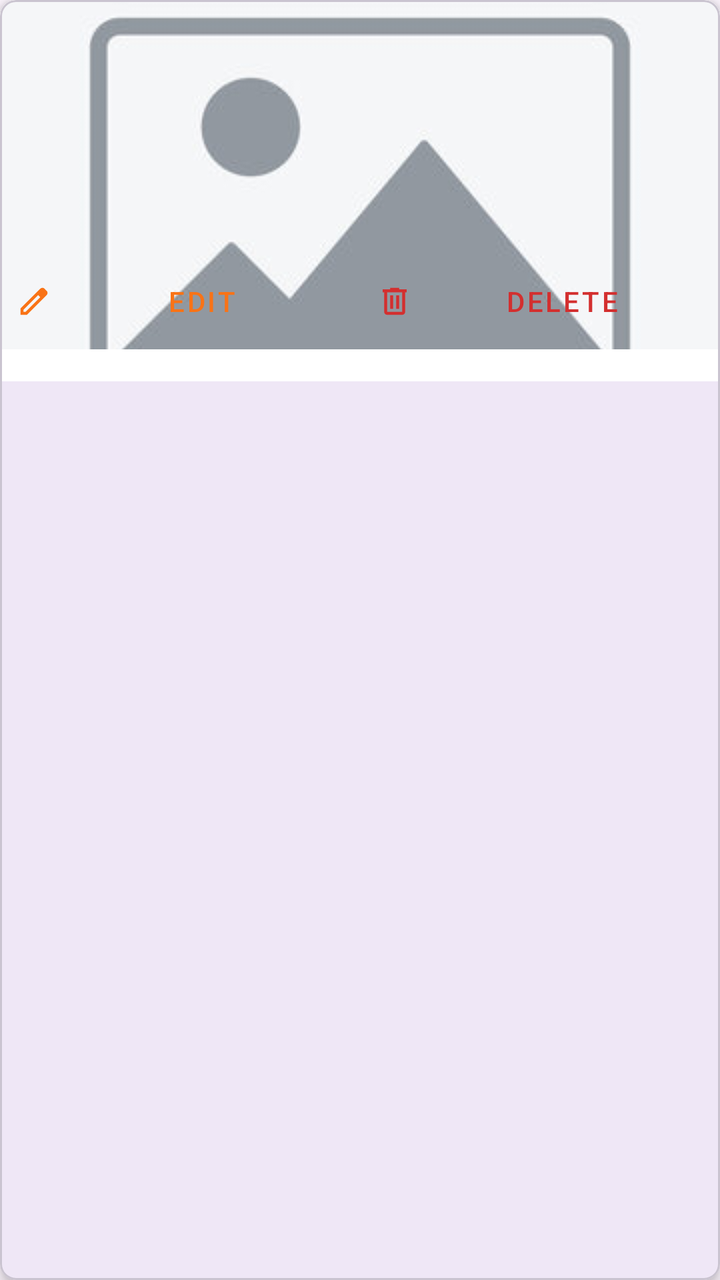
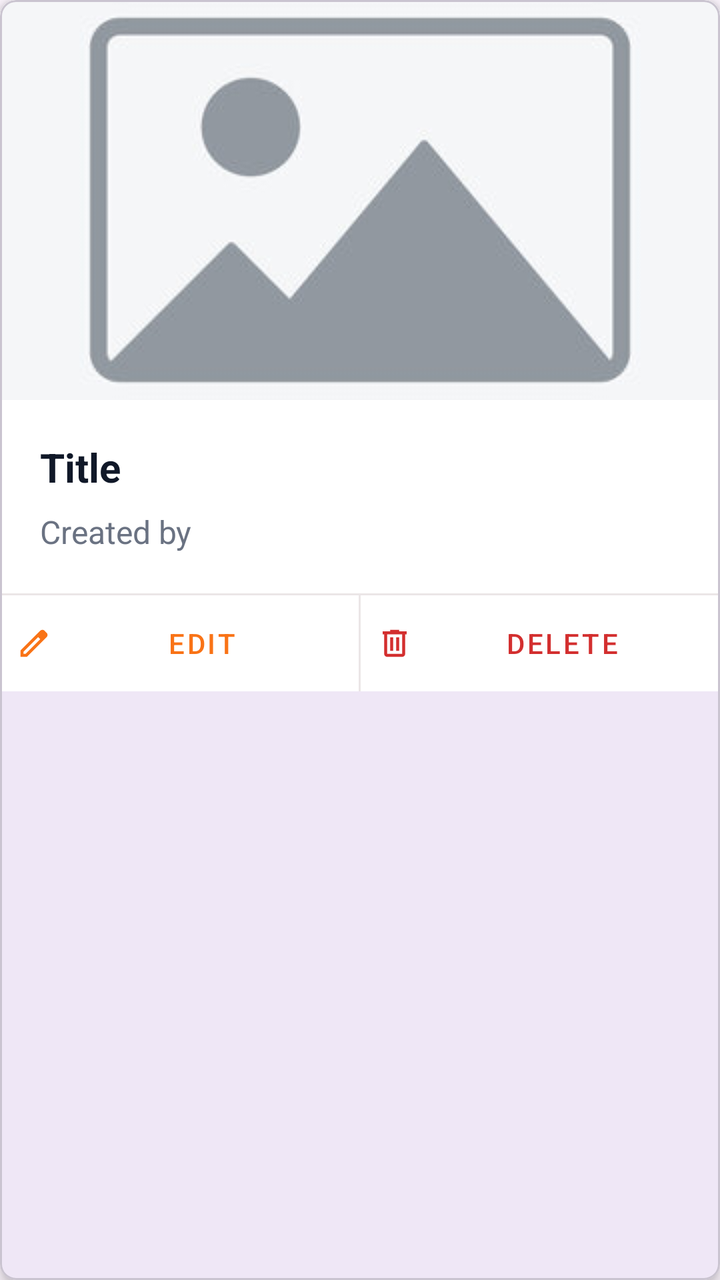

Screens rendered from an Android XML layout before and after an edit, with the pre-edit source and the edit as a unified diff.
<!-- AndroidManifest.xml: application theme Theme.Plateful -->
<!-- res/layout/recipe_row_layout.xml -->
<?xml version="1.0" encoding="utf-8"?>
<com.google.android.material.card.MaterialCardView xmlns:android="http://schemas.android.com/apk/res/android"
    xmlns:app="http://schemas.android.com/apk/res-auto"
    android:layout_width="match_parent"
    android:layout_height="wrap_content"
    android:layout_margin="8dp"
    app:cardCornerRadius="8dp"
    app:cardElevation="4dp">

    <androidx.constraintlayout.widget.ConstraintLayout
        android:layout_width="match_parent"
        android:layout_height="wrap_content"
        android:background="@color/white"
        android:paddingBottom="16dp">

        <com.google.android.material.imageview.ShapeableImageView
            android:id="@+id/recipe_image_view"
            android:layout_width="0dp"
            android:layout_height="200dp"
            android:layout_marginBottom="4dp"
            android:contentDescription="@string/title"
            android:scaleType="centerCrop"
            app:layout_constraintBottom_toBottomOf="parent"
            app:layout_constraintEnd_toEndOf="parent"
            app:layout_constraintHorizontal_bias="0.0"
            app:layout_constraintStart_toStartOf="parent"
            app:layout_constraintTop_toTopOf="parent"
            app:layout_constraintVertical_bias="0.003"
            app:srcCompat="@drawable/image_placeholder" />

        <com.google.android.material.textview.MaterialTextView
            android:id="@+id/recipe_title_text_view"
            android:layout_width="0dp"
            android:layout_height="wrap_content"
            android:layout_marginStart="20dp"
            android:layout_marginTop="20dp"
            android:text="@string/title"
            android:textColor="@color/black"
            android:textSize="20sp"
            android:textStyle="bold"
            app:layout_constraintStart_toStartOf="parent"
            app:layout_constraintTop_toBottomOf="@+id/recipe_image_view" />

        <com.google.android.material.textview.MaterialTextView
            android:id="@+id/recipe_creator_text_view"
            android:layout_width="wrap_content"
            android:layout_height="wrap_content"
            android:layout_marginTop="20dp"
            android:layout_marginBottom="20dp"
            android:text="@string/created_by"
            android:textSize="16sp"
            android:textColor="@color/midGray"
            app:layout_constraintBottom_toBottomOf="parent"
            app:layout_constraintStart_toStartOf="@+id/recipe_title_text_view"
            app:layout_constraintTop_toBottomOf="@+id/recipe_title_text_view" />

        <View
            android:id="@+id/edit_delete_divider"
            android:layout_width="match_parent"
            android:layout_height="1dp"
            android:background="@color/divider"
            app:layout_constraintBottom_toTopOf="@+id/buttons_container"
            app:layout_constraintTop_toBottomOf="@id/recipe_creator_text_view" />

        <LinearLayout
            android:id="@+id/buttons_container"
            android:layout_width="match_parent"
            android:layout_height="48dp"
            android:orientation="horizontal"
            app:layout_constraintBottom_toBottomOf="parent"
            app:layout_constraintEnd_toEndOf="parent"
            app:layout_constraintStart_toStartOf="parent">

            <com.google.android.material.button.MaterialButton
                android:id="@+id/recipe_edit_btn"
                style="@style/Widget.MaterialComponents.Button.TextButton"
                android:layout_width="0dp"
                android:layout_height="match_parent"
                android:layout_weight="1"
                android:text="@string/edit"
                android:textColor="@color/orange"
                app:icon="@drawable/ic_edit"
                app:iconTint="@color/orange"/>

            <View
                android:layout_width="1dp"
                android:layout_height="match_parent"
                android:background="@color/divider" />

            <com.google.android.material.button.MaterialButton
                android:id="@+id/recipe_delete_btn"
                style="@style/Widget.MaterialComponents.Button.TextButton"
                android:layout_width="0dp"
                android:layout_height="match_parent"
                android:layout_weight="1"
                android:text="@string/delete"
                android:textColor="@color/red"
                app:icon="@drawable/ic_delete"
                app:iconTint="@color/red" />
        </LinearLayout>

    </androidx.constraintlayout.widget.ConstraintLayout>

</com.google.android.material.card.MaterialCardView>
<!-- resources referenced by this layout -->
<resources>
  <color name="black">#101828</color>
  <color name="midGray">#6a7282</color>
  <color name="orange">#f97316</color>
  <color name="red">#D32F2F</color>
  <color name="white">#FFFFFFFF</color>
  <!-- drawable ic_delete (drawable) -->
  <vector xmlns:android="http://schemas.android.com/apk/res/android"
      android:width="24dp"
      android:height="24dp"
      android:viewportWidth="960"
      android:viewportHeight="960"
      android:tint="?attr/colorControlNormal">
    <path
        android:fillColor="@android:color/white"
        android:pathData="M280,840Q247,840 223.5,816.5Q200,793 200,760L200,240L160,240L160,160L360,160L360,120L600,120L600,160L800,160L800,240L760,240L760,760Q760,793 736.5,816.5Q713,840 680,840L280,840ZM680,240L280,240L280,760Q280,760 280,760Q280,760 280,760L680,760Q680,760 680,760Q680,760 680,760L680,240ZM360,680L440,680L440,320L360,320L360,680ZM520,680L600,680L600,320L520,320L520,680ZM280,240L280,240L280,760Q280,760 280,760Q280,760 280,760L280,760Q280,760 280,760Q280,760 280,760L280,240Z"/>
  </vector>
  <!-- drawable ic_edit (drawable) -->
  <vector xmlns:android="http://schemas.android.com/apk/res/android"
      android:width="24dp"
      android:height="24dp"
      android:viewportWidth="960"
      android:viewportHeight="960"
      android:tint="?attr/colorControlNormal">
    <path
        android:fillColor="@android:color/white"
        android:pathData="M200,760L257,760L648,369L591,312L200,703L200,760ZM120,840L120,670L648,143Q660,132 674.5,126Q689,120 705,120Q721,120 736,126Q751,132 762,144L817,200Q829,211 834.5,226Q840,241 840,256Q840,272 834.5,286.5Q829,301 817,313L290,840L120,840ZM760,256L760,256L704,200L704,200L760,256ZM619,341L591,312L591,312L648,369L648,369L619,341Z"/>
  </vector>
  <!-- drawable image_placeholder: jpg bitmap (drawable, 10448 bytes) -->
  <string name="created_by">Created by</string>
  <string name="delete">Delete</string>
  <string name="edit">Edit</string>
  <string name="title">Title</string>
  <style name="Theme.Plateful" parent="Base.Theme.Plateful" />
  <style name="Base.Theme.Plateful" parent="Theme.Material3.DayNight.NoActionBar">
          
          
      </style>
</resources>

<!-- the commit's change to res/layout/recipe_row_layout.xml (unified diff, before → after) -->
@@ -10,22 +10,17 @@
     <androidx.constraintlayout.widget.ConstraintLayout
         android:layout_width="match_parent"
         android:layout_height="wrap_content"
-        android:background="@color/white"
-        android:paddingBottom="16dp">
+        android:background="@color/white">
 
         <com.google.android.material.imageview.ShapeableImageView
             android:id="@+id/recipe_image_view"
             android:layout_width="0dp"
             android:layout_height="200dp"
-            android:layout_marginBottom="4dp"
             android:contentDescription="@string/title"
             android:scaleType="centerCrop"
-            app:layout_constraintBottom_toBottomOf="parent"
             app:layout_constraintEnd_toEndOf="parent"
-            app:layout_constraintHorizontal_bias="0.0"
             app:layout_constraintStart_toStartOf="parent"
             app:layout_constraintTop_toTopOf="parent"
-            app:layout_constraintVertical_bias="0.003"
             app:srcCompat="@drawable/image_placeholder" />
 
         <com.google.android.material.textview.MaterialTextView
@@ -45,12 +40,11 @@
             android:id="@+id/recipe_creator_text_view"
             android:layout_width="wrap_content"
             android:layout_height="wrap_content"
-            android:layout_marginTop="20dp"
+            android:layout_marginTop="8dp"
             android:layout_marginBottom="20dp"
             android:text="@string/created_by"
+            android:textColor="@color/midGray"
             android:textSize="16sp"
-            android:textColor="@color/midGray"
-            app:layout_constraintBottom_toBottomOf="parent"
             app:layout_constraintStart_toStartOf="@+id/recipe_title_text_view"
             app:layout_constraintTop_toBottomOf="@+id/recipe_title_text_view" />
 
@@ -58,8 +52,8 @@
             android:id="@+id/edit_delete_divider"
             android:layout_width="match_parent"
             android:layout_height="1dp"
-            android:background="@color/divider"
-            app:layout_constraintBottom_toTopOf="@+id/buttons_container"
+            android:layout_marginTop="20dp"
+            android:background="@color/border"
             app:layout_constraintTop_toBottomOf="@id/recipe_creator_text_view" />
 
         <LinearLayout
@@ -69,7 +63,8 @@
             android:orientation="horizontal"
             app:layout_constraintBottom_toBottomOf="parent"
             app:layout_constraintEnd_toEndOf="parent"
-            app:layout_constraintStart_toStartOf="parent">
+            app:layout_constraintStart_toStartOf="parent"
+            app:layout_constraintTop_toBottomOf="@+id/edit_delete_divider">
 
             <com.google.android.material.button.MaterialButton
                 android:id="@+id/recipe_edit_btn"
@@ -80,12 +75,12 @@
                 android:text="@string/edit"
                 android:textColor="@color/orange"
                 app:icon="@drawable/ic_edit"
-                app:iconTint="@color/orange"/>
+                app:iconTint="@color/orange" />
 
             <View
                 android:layout_width="1dp"
                 android:layout_height="match_parent"
-                android:background="@color/divider" />
+                android:background="@color/border" />
 
             <com.google.android.material.button.MaterialButton
                 android:id="@+id/recipe_delete_btn"
<!-- resource entries referenced after the edit -->
@@ -1,6 +1,7 @@
 <!-- resources referenced by this layout -->
 <resources>
   <color name="black">#101828</color>
+  <color name="border">#ebe6e7</color>
   <color name="midGray">#6a7282</color>
   <color name="orange">#f97316</color>
   <color name="red">#D32F2F</color>
